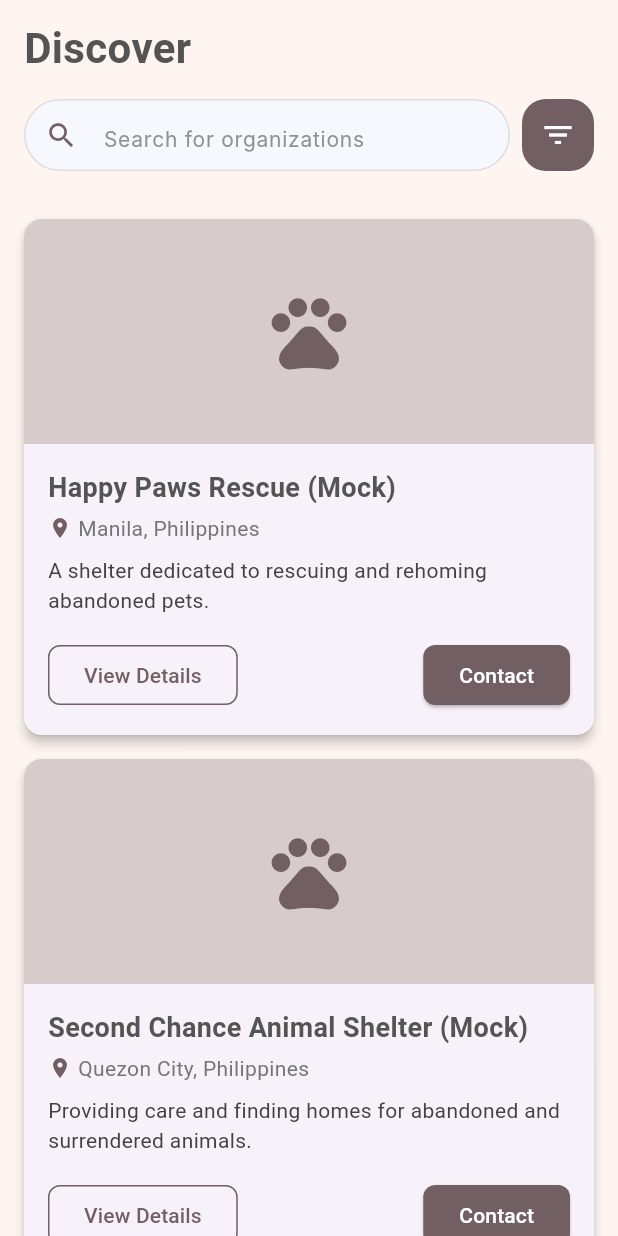
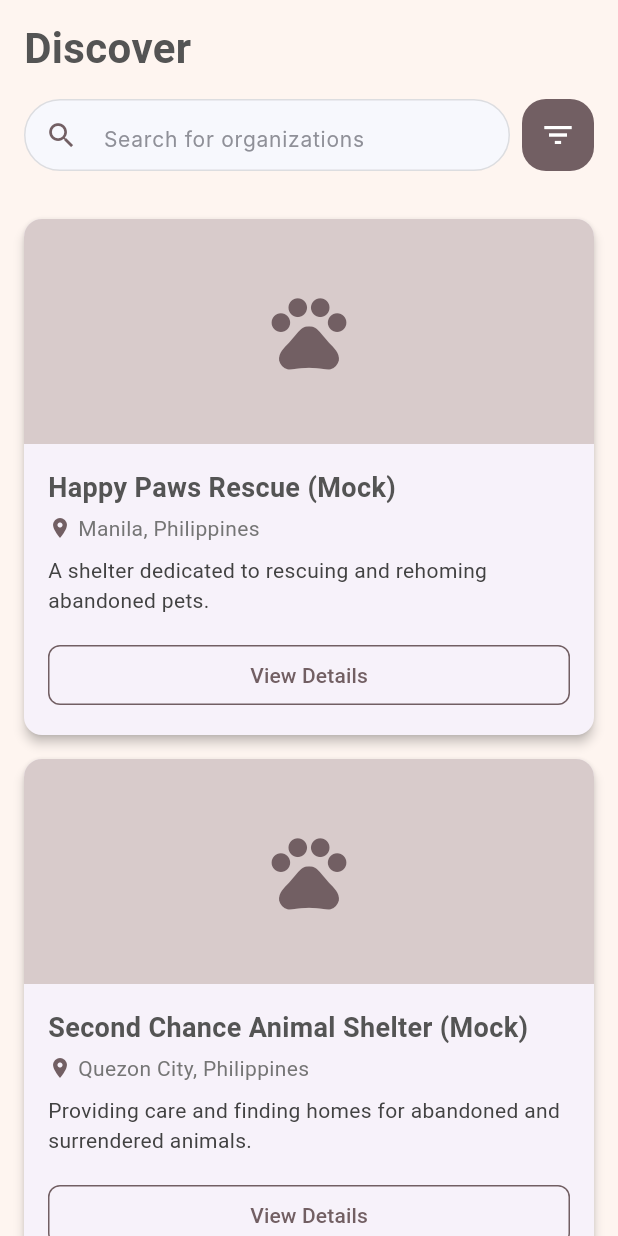
Before and after one commit to repromantics01/ishira-dev, a Flutter app: the OrganizationsListing screen opened directly, on a phone screen of 412 x 824 dp. Run offline on Flutter 3.47's test engine with Material 3 defaults, Android fonts, the phone set to English and light mode, and no system bars; our stand-ins replace cloud_firestore, file_picker, firebase_auth, firebase_core, flutter_dotenv, google_fonts and 2 more; missing offline and left inert: dart:html, dart:js, universal_html; accounts and stored records are empty; network calls fail; Roboto replaces fonts that are missing (Arial, Inter); project files that could hold a hidden picture were left out.

Commit message:
refactor button layout in organizations listing for improved UI consistency

```diff
--- a/lib/pages/mobile/surrenderer/organizations_listing.dart
+++ b/lib/pages/mobile/surrenderer/organizations_listing.dart
@@ -438,9 +438,10 @@ class _OrganizationsListingState extends State<OrganizationsListing> {
                                             ),
                                             SizedBox(height: 16),
                                             Row(
-                                              mainAxisAlignment: MainAxisAlignment.spaceBetween,
+                                              mainAxisAlignment: MainAxisAlignment.center, // Center the button
                                               children: [
-                                                OutlinedButton(
+                                                Expanded(
+                                                  child: OutlinedButton(
                                                     onPressed: () {
                                                       Navigator.push(
                                                         context,
@@ -463,22 +464,6 @@ class _OrganizationsListingState extends State<OrganizationsListing> {
                                                       style: TextStyle(
                                                         color: Color(0xFF725F63),
                                                       ),
-                                                  ),
-                                                ),
-                                                ElevatedButton(
-                                                  onPressed: () {
-                                                    // TODO: Implement contacting organization
-                                                  },
-                                                  style: ElevatedButton.styleFrom(
-                                                    backgroundColor: Color(0xFF725F63),
-                                                    shape: RoundedRectangleBorder(
-                                                      borderRadius: BorderRadius.circular(8),
-                                                    ),
-                                                  ),
-                                                  child: Text(
-                                                    'Contact',
-                                                    style: TextStyle(
-                                                      color: Colors.white,
                                                     ),
                                                   ),
                                                 ),
```
Lines whose indentation alone changed are shown as unchanged.
